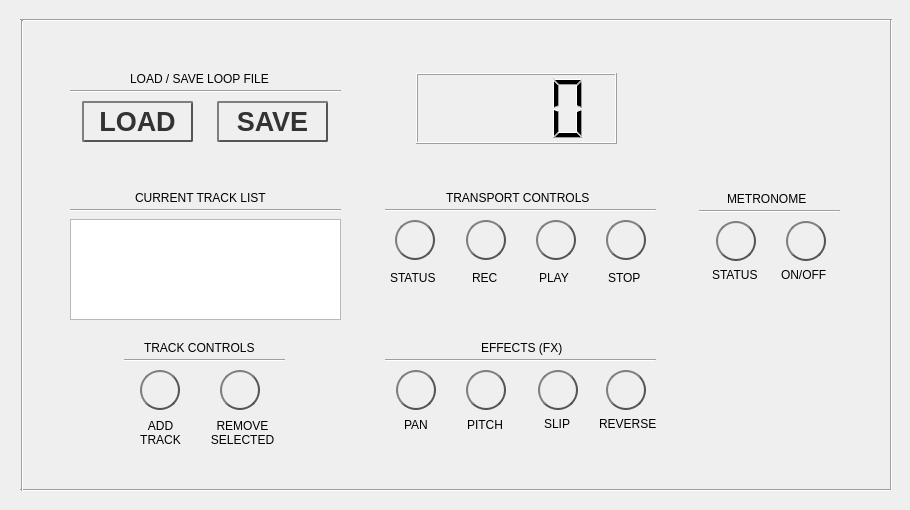
This is audnauseum/gui/looper.ui in AudNauseum/AudNauseum as Qt 5 draws it before an edit. The edited form follows.
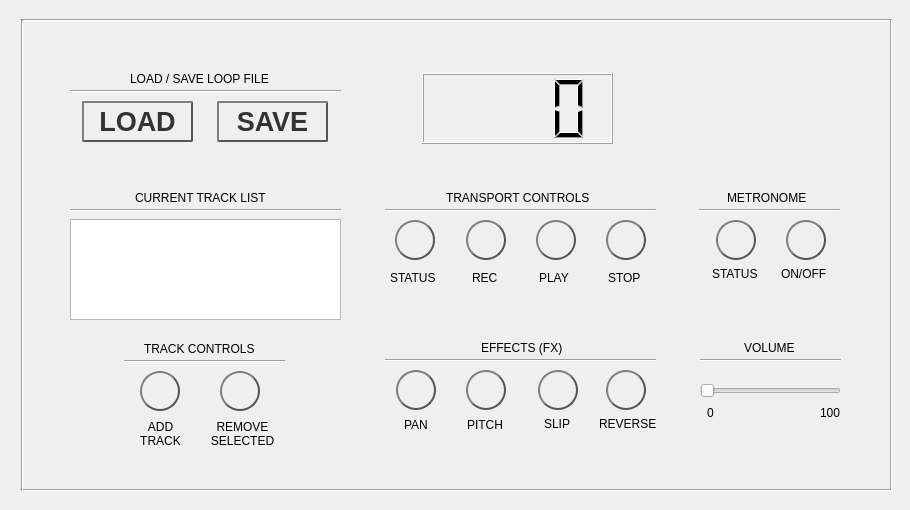
This is the edited form.

Commit message: modified volume dial to a volume horizontal slider

```diff
--- a/audnauseum/gui/looper.ui
+++ b/audnauseum/gui/looper.ui
@@ -16,9 +16,9 @@
   <widget class="QLCDNumber" name="lcdNumber">
    <property name="geometry">
     <rect>
-     <x>416</x>
+     <x>422</x>
      <y>73</y>
-     <width>201</width>
+     <width>191</width>
      <height>71</height>
     </rect>
    </property>
@@ -237,7 +237,7 @@
    <property name="geometry">
     <rect>
      <x>140</x>
-     <y>370</y>
+     <y>371</y>
      <width>40</width>
      <height>40</height>
     </rect>
@@ -287,7 +287,7 @@
    <property name="geometry">
     <rect>
      <x>130</x>
-     <y>417</y>
+     <y>418</y>
      <width>61</width>
      <height>31</height>
     </rect>
@@ -306,7 +306,7 @@
    <property name="geometry">
     <rect>
      <x>207</x>
-     <y>417</y>
+     <y>418</y>
      <width>71</width>
      <height>31</height>
     </rect>
@@ -325,7 +325,7 @@
    <property name="geometry">
     <rect>
      <x>220</x>
-     <y>370</y>
+     <y>371</y>
      <width>40</width>
      <height>40</height>
     </rect>
@@ -682,7 +682,7 @@
    <property name="geometry">
     <rect>
      <x>716</x>
-     <y>221</y>
+     <y>220</y>
      <width>40</width>
      <height>40</height>
     </rect>
@@ -729,7 +729,7 @@
    <property name="geometry">
     <rect>
      <x>781</x>
-     <y>267</y>
+     <y>266</y>
      <width>51</width>
      <height>16</height>
     </rect>
@@ -742,7 +742,7 @@
    <property name="geometry">
     <rect>
      <x>786</x>
-     <y>221</y>
+     <y>220</y>
      <width>40</width>
      <height>40</height>
     </rect>
@@ -792,7 +792,7 @@
    <property name="geometry">
     <rect>
      <x>699</x>
-     <y>201</y>
+     <y>200</y>
      <width>141</width>
      <height>20</height>
     </rect>
@@ -805,7 +805,7 @@
    <property name="geometry">
     <rect>
      <x>727</x>
-     <y>191</y>
+     <y>190</y>
      <width>91</width>
      <height>16</height>
     </rect>
@@ -920,7 +920,7 @@
    <property name="geometry">
     <rect>
      <x>712</x>
-     <y>267</y>
+     <y>266</y>
      <width>61</width>
      <height>16</height>
     </rect>
@@ -1115,7 +1115,7 @@
    <property name="geometry">
     <rect>
      <x>124</x>
-     <y>350</y>
+     <y>351</y>
      <width>161</width>
      <height>20</height>
     </rect>
@@ -1128,7 +1128,7 @@
    <property name="geometry">
     <rect>
      <x>144</x>
-     <y>340</y>
+     <y>341</y>
      <width>121</width>
      <height>16</height>
     </rect>
@@ -1150,6 +1150,71 @@
     <enum>Qt::Horizontal</enum>
    </property>
   </widget>
+  <widget class="QSlider" name="horizontalSlider">
+   <property name="geometry">
+    <rect>
+     <x>700</x>
+     <y>380</y>
+     <width>141</width>
+     <height>21</height>
+    </rect>
+   </property>
+   <property name="orientation">
+    <enum>Qt::Horizontal</enum>
+   </property>
+  </widget>
+  <widget class="QLabel" name="label_21">
+   <property name="geometry">
+    <rect>
+     <x>744</x>
+     <y>340</y>
+     <width>61</width>
+     <height>16</height>
+    </rect>
+   </property>
+   <property name="text">
+    <string>VOLUME</string>
+   </property>
+  </widget>
+  <widget class="Line" name="line_9">
+   <property name="geometry">
+    <rect>
+     <x>700</x>
+     <y>350</y>
+     <width>141</width>
+     <height>20</height>
+    </rect>
+   </property>
+   <property name="orientation">
+    <enum>Qt::Horizontal</enum>
+   </property>
+  </widget>
+  <widget class="QLabel" name="label_23">
+   <property name="geometry">
+    <rect>
+     <x>707</x>
+     <y>405</y>
+     <width>16</width>
+     <height>16</height>
+    </rect>
+   </property>
+   <property name="text">
+    <string>0</string>
+   </property>
+  </widget>
+  <widget class="QLabel" name="label_24">
+   <property name="geometry">
+    <rect>
+     <x>820</x>
+     <y>405</y>
+     <width>31</width>
+     <height>16</height>
+    </rect>
+   </property>
+   <property name="text">
+    <string>100</string>
+   </property>
+  </widget>
  </widget>
  <resources/>
  <connections/>
```
The commit also changes 1 other file.
